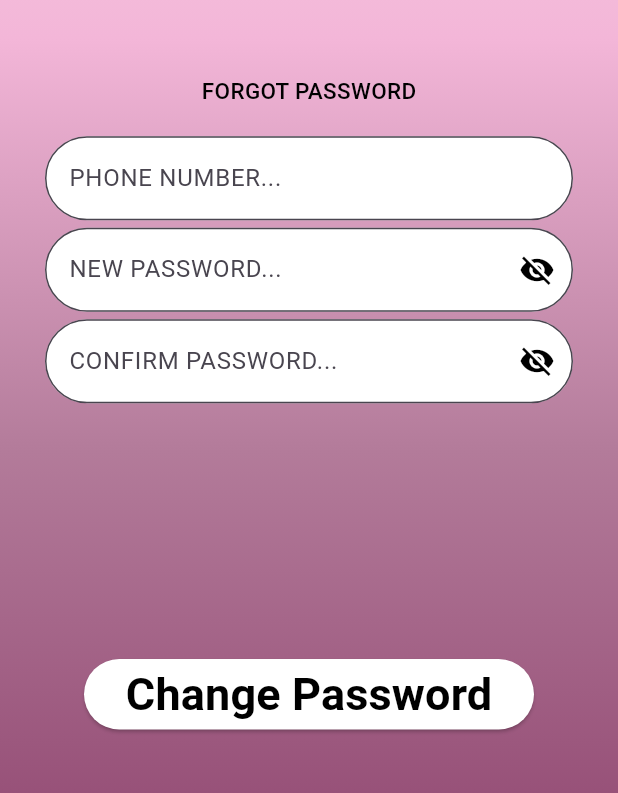
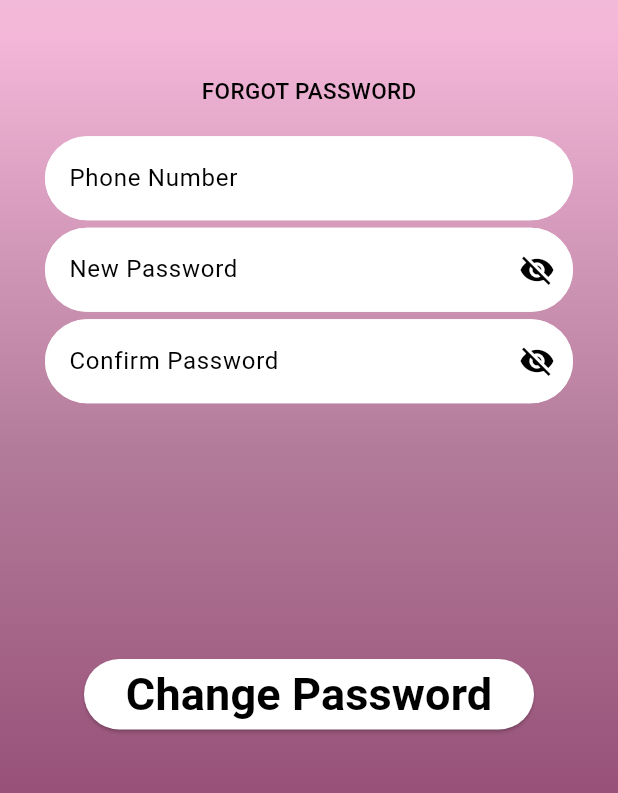
Before and after one commit to Achira020811/Lumistone, a Flutter app: the ForgotPasswordPage screen opened directly, on a phone screen of 412 x 824 dp, the part 373-1166 px from its top. Run offline on Flutter 3.47's test engine with Material 3 defaults, Android fonts, the phone set to English and light mode, and no system bars; our stand-ins replace animate_do, animated_splash_screen.

Commit message:
Updated place holders in the forgot password page

```diff
--- a/lib/forgot_password.dart
+++ b/lib/forgot_password.dart
@@ -88,7 +88,7 @@ class _ForgotPasswordPageState extends State<ForgotPasswordPage> {
                       // Phone Number Field
                       TextFormField(
                         controller: _phoneController,
-                        decoration: _buildInputDecoration('PHONE NUMBER...'),
+                        decoration: _buildInputDecoration('Phone Number'),
                         validator: (value) {
                           if (value == null || value.isEmpty) {
                             return 'Please enter your phone number';
@@ -102,13 +102,13 @@ class _ForgotPasswordPageState extends State<ForgotPasswordPage> {
                       TextFormField(
                         controller: _newPasswordController,
                         decoration:
-                            _buildInputDecoration('NEW PASSWORD...').copyWith(
+                            _buildInputDecoration('New Password').copyWith(
                           suffixIcon: IconButton(
                             icon: Icon(
                               _obscureNewPassword
                                   ? Icons.visibility_off
                                   : Icons.visibility,
-                              color: const Color.fromARGB(255, 0, 0, 0),
+                              color: Colors.black,
                             ),
                             onPressed: () {
                               setState(() {
@@ -130,14 +130,14 @@ class _ForgotPasswordPageState extends State<ForgotPasswordPage> {
                       // Confirm Password Field
                       TextFormField(
                         controller: _confirmPasswordController,
-                        decoration: _buildInputDecoration('CONFIRM PASSWORD...')
-                            .copyWith(
+                        decoration:
+                            _buildInputDecoration('Confirm Password').copyWith(
                           suffixIcon: IconButton(
                             icon: Icon(
                               _obscureConfirmPassword
                                   ? Icons.visibility_off
                                   : Icons.visibility,
-                              color: const Color.fromARGB(255, 0, 0, 0),
+                              color: Colors.black,
                             ),
                             onPressed: () {
                               setState(() {
@@ -173,7 +173,6 @@ class _ForgotPasswordPageState extends State<ForgotPasswordPage> {
                           ),
                           onPressed: () {
                             if (_formKey.currentState!.validate()) {
-                              // Implement password change logic
                               ScaffoldMessenger.of(context).showSnackBar(
                                 SnackBar(
                                     content:
@@ -202,15 +201,33 @@ class _ForgotPasswordPageState extends State<ForgotPasswordPage> {
     );
   }
 
-  InputDecoration _buildInputDecoration(String hintText) {
+  /// **Defines a custom input decoration for text fields**
+  InputDecoration _buildInputDecoration(String label) {
     return InputDecoration(
-      hintText: hintText,
+      labelText: label,
+      labelStyle: TextStyle(color: Colors.black, fontSize: 16),
       filled: true,
       fillColor: Colors.white,
       border: OutlineInputBorder(
         borderRadius: BorderRadius.circular(50),
+        borderSide: BorderSide(
+            color: const Color.fromARGB(255, 255, 255, 255), width: 1.5),
       ),
-      errorStyle: TextStyle(color: Colors.red),
+      enabledBorder: OutlineInputBorder(
+        borderRadius: BorderRadius.circular(50),
+        borderSide: BorderSide(
+            color: const Color.fromARGB(255, 255, 255, 255), width: 1.5),
+      ),
+      focusedBorder: OutlineInputBorder(
+        borderRadius: BorderRadius.circular(50),
+        borderSide: BorderSide(
+            color: const Color.fromARGB(255, 255, 255, 255), width: 2.0),
+      ),
+      errorBorder: OutlineInputBorder(
+        borderRadius: BorderRadius.circular(50),
+        borderSide: BorderSide(
+            color: const Color.fromARGB(255, 255, 255, 255), width: 1.5),
+      ),
     );
   }
 }
```
